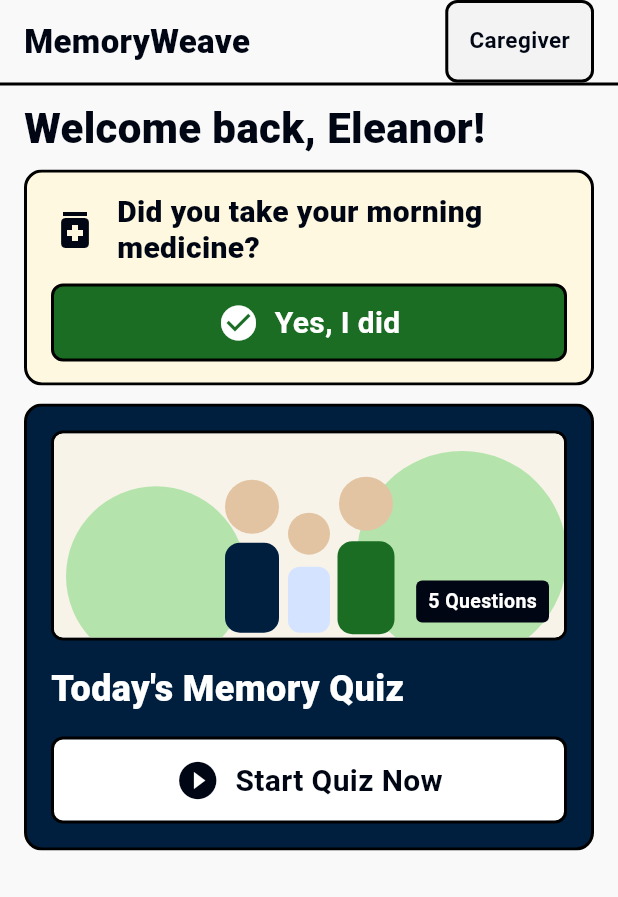
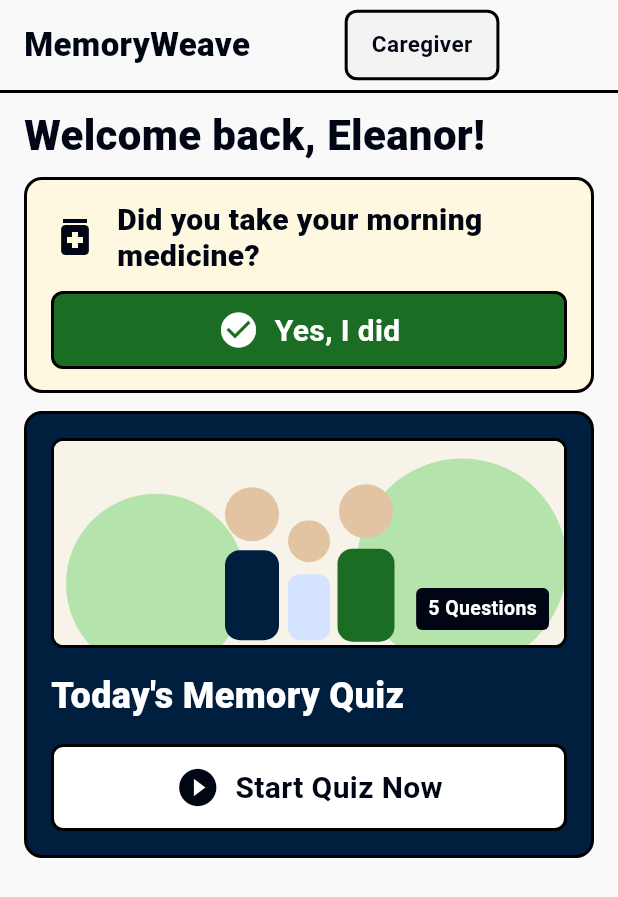
Before and after one commit to Lakshya-V/MemoryWeave, a Flutter app: the PatientHomeScreen screen opened by its route, on a phone screen of 412 x 824 dp. Shown: the top 897 px of the screen. Run offline on Flutter 3.47's test engine with Material 3 defaults, Android fonts, the phone set to English and light mode, and no system bars; our stand-ins replace image_picker, speech_to_text; network calls fail; Roboto replaces fonts that are missing (Atkinson Hyperlegible Next).

Commit message:
ui issues fixed

```diff
--- a/lib/core/constants/app_strings.dart
+++ b/lib/core/constants/app_strings.dart
@@ -46,13 +46,13 @@
   static const String baselineComparison = '+3% vs baseline';
   static const String responsePaceInfo = 'Normal Response Pace';
   static const String responseTrendTitle = 'Response Time vs Accuracy Trend';
-  static const String cognitiveDriftAlert = 'Cognitive Drift Alert: +1.2s delay';
+  static const String cognitiveDriftAlert = 'Cognitive Drift: +1.2s delay';
   static const String personalBaseline = "Eleanor's Personal Baseline";
   static const String activeMemoryLibrary = 'Active Memory Library';
   static const String photoCount = '(12 Photos)';
   static const String showContext = 'Show Context';
   static const String loadMoreMemories = 'Load More Memories';
-  static const String addNewMemoryImages = '+ Add New Memory Images';
+  static const String addNewMemoryImages = '+ Add Memory Images';
 
   // Add Memory
   static const String addFamilyMemory = 'Add Family Memory';
--- a/lib/features/caregiver_dashboard/presentation/widgets/cognitive_trend_graph.dart
+++ b/lib/features/caregiver_dashboard/presentation/widgets/cognitive_trend_graph.dart
@@ -73,9 +73,9 @@
 
                 // Cognitive Drift Alert Badge
                 Positioned(
-                  top: 36.0,
+                  top: 20.0,
                   left: 16.0,
-                  right: 16.0,
+
                   child: Center(
                     child: Container(
                       padding: const EdgeInsets.symmetric(horizontal: 14.0, vertical: 8.0),
--- a/lib/features/home/presentation/screens/patient_home_screen.dart
+++ b/lib/features/home/presentation/screens/patient_home_screen.dart
@@ -109,6 +109,7 @@
                         border: Border.all(color: AppColors.borderBlack, width: 2.0),
                         borderRadius: BorderRadius.circular(8.0),
                         color: AppColors.surfaceContainerLow,
+
                       ),
                       child: Stack(
                         alignment: Alignment.center,
@@ -124,7 +125,7 @@
                               ),
                             ),
                           const Padding(
-                            padding: EdgeInsets.symmetric(horizontal: 14.0, vertical: 14.0),
+                            padding: EdgeInsets.symmetric(horizontal:16.0, vertical: 10.0),
                             child: Text(
                               'Caregiver',
                               style: TextStyle(
@@ -139,6 +140,7 @@
                       ),
                     ),
                   ),
+                  const SizedBox(height: 60.0),
                 ],
               ),
             ),
```
Also changed, not shown: lib/features/caregiver_dashboard/presentation/screens/caregiver_dashboard_screen.dart (+12 -5 lines).
